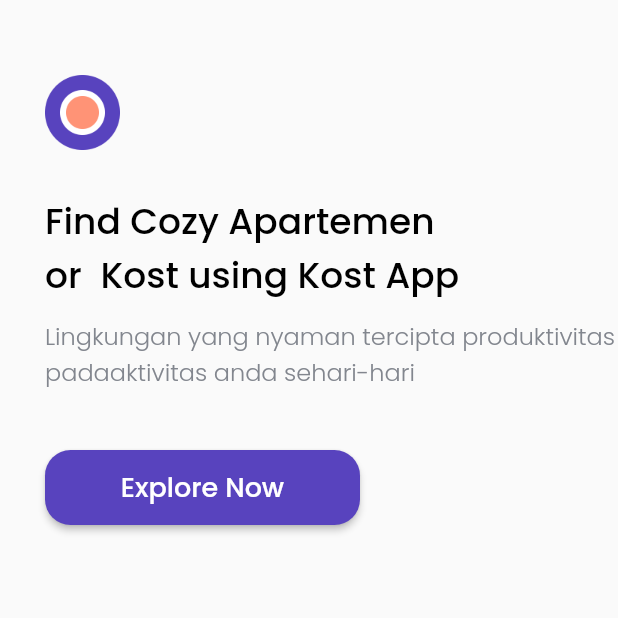
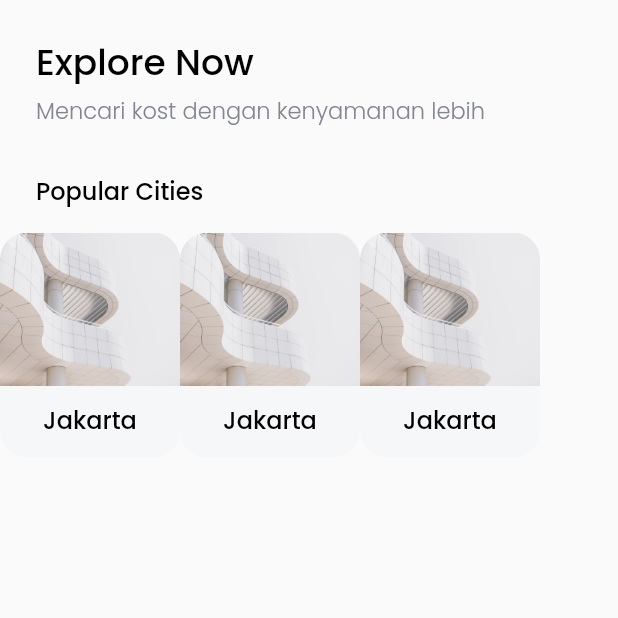
Before and after one commit to senapahlevi/KostApp, a Flutter app: the screen it shows after launch, after a tap on "Explore Now", on a phone screen of 412 x 824 dp, the top half of it. Run offline on Flutter 3.47's test engine with Material 2 defaults, Android fonts, the phone set to English and light mode, and no system bars; our stand-ins replace google_fonts.

Commit message:
Add Homepage and navigator

```diff
--- /dev/null
+++ b/lib/pages/homepagekost.dart
@@ -0,0 +1,73 @@
+import 'package:flutter/material.dart';
+import 'package:kostapp/themekost.dart';
+import 'package:kostapp/widgets/city_cardkost.dart';
+
+class HomePageKost extends StatelessWidget {
+  // const HomePageKost({ Key? key }) : super(key: key);
+
+  @override
+  Widget build(BuildContext context) {
+    return Scaffold(
+      body: SafeArea(
+        child: Padding(
+          padding: EdgeInsets.symmetric(
+            vertical: edge,
+          ),
+          child: ListView(
+            children: [
+              Padding(
+                padding: EdgeInsets.only(left: edge),
+                child: Text(
+                  "Explore Now",
+                  style: blackTextStyle.copyWith(
+                    fontSize: 24,
+                  ),
+                ),
+              ),
+              SizedBox(
+                height: 2,
+              ),
+              Padding(
+                padding: EdgeInsets.only(left: edge),
+                child: Text(
+                  "Mencari kost dengan kenyamanan lebih",
+                  style: greyTextStyle.copyWith(
+                    fontSize: 15,
+                  ),
+                ),
+              ),
+              SizedBox(
+                height: 30,
+              ),
+              Padding(
+                padding: EdgeInsets.only(
+                  left: edge,
+                ),
+                child: Text(
+                  "Popular Cities",
+                  style: regularTextStyle.copyWith(
+                    fontSize: 16,
+                  ),
+                ),
+              ),
+              SizedBox(
+                height: 16,
+              ),
+              Container(
+                height: 150,
+                child: ListView(
+                  scrollDirection: Axis.horizontal,
+                  children: [
+                    CityCardKost(),
+                    CityCardKost(),
+                    CityCardKost(),
+                  ],
+                ),
+              ),
+            ],
+          ),
+        ),
+      ),
+    );
+  }
+}
--- a/lib/pages/splashkost.dart
+++ b/lib/pages/splashkost.dart
@@ -1,4 +1,5 @@
 import 'package:flutter/material.dart';
+import 'package:kostapp/pages/homepagekost.dart';
 import 'package:kostapp/themekost.dart';
 
 class SplashKostapp extends StatelessWidget {
@@ -8,7 +9,13 @@ class SplashKostapp extends StatelessWidget {
   Widget build(BuildContext context) {
     return Scaffold(
       body: SafeArea(
-        child: Padding(
+        child: Stack(
+          children: [
+            Align(
+              alignment: Alignment.bottomCenter,
+              child: Image.asset('assets/pic/bottomimage.png'),
+            ),
+            Padding(
               padding: EdgeInsets.only(
                 top: 50,
                 left: 30,
@@ -38,7 +45,7 @@ class SplashKostapp extends StatelessWidget {
                     height: 10,
                   ),
                   Text(
-                'Lingkungan yang nyaman tercipta produktivitas \npadaaktivitas anda sehari-hari',
+                    ' Lingkungan yang nyaman\n tercipta produktivitas \n pada aktivitas anda\n sehari-hari',
                     style: greyTextStyle.copyWith(
                       fontSize: 16,
                     ),
@@ -56,7 +63,14 @@ class SplashKostapp extends StatelessWidget {
                           borderRadius: BorderRadius.circular(17.0),
                         ),
                       ),
-                  onPressed: () {},
+                      onPressed: () {
+                        Navigator.push(
+                          context,
+                          MaterialPageRoute(
+                            builder: (context) => HomePageKost(),
+                          ),
+                        );
+                      },
                       child: Text(
                         "Explore Now",
                         style: whiteTextStyle.copyWith(
@@ -68,6 +82,8 @@ class SplashKostapp extends StatelessWidget {
                 ],
               ),
             ),
+          ],
+        ),
       ),
     );
   }
--- a/lib/themekost.dart
+++ b/lib/themekost.dart
@@ -7,6 +7,7 @@ Color blackColor = Colors.black;
 Color whiteColor = Color(0xffFFFFFF);
 Color greyColor = Color(0xff82868E);
 
+double edge = 24;
 TextStyle blackTextStyle = GoogleFonts.poppins(
   fontWeight: FontWeight.w500,
   color: blackColor,
@@ -26,3 +27,8 @@ TextStyle purpleTextStyle = GoogleFonts.poppins(
   fontWeight: FontWeight.w500,
   color: purpleColor,
 );
+
+TextStyle regularTextStyle = GoogleFonts.poppins(
+  fontWeight: FontWeight.w500,
+  color: blackColor,
+);
--- /dev/null
+++ b/lib/widgets/city_cardkost.dart
@@ -0,0 +1,37 @@
+import 'package:flutter/material.dart';
+import 'package:kostapp/themekost.dart';
+
+class CityCardKost extends StatelessWidget {
+  //const CityCardKost({ Key? key }) : super(key: key);
+
+  @override
+  Widget build(BuildContext context) {
+    return ClipRRect(
+      borderRadius: BorderRadius.circular(18),
+      child: Container(
+        height: 150,
+        width: 120,
+        color: Color(0xffF6F7F8),
+        child: Column(
+          children: [
+            Image.asset(
+              "assets/pic/jkt.png",
+              width: 120,
+              height: 102,
+              fit: BoxFit.cover,
+            ),
+            SizedBox(
+              height: 11,
+            ),
+            Text(
+              "Jakarta",
+              style: blackTextStyle.copyWith(
+                fontSize: 16,
+              ),
+            )
+          ],
+        ),
+      ),
+    );
+  }
+}
--- a/pubspec.yaml
+++ b/pubspec.yaml
@@ -72,6 +72,7 @@ flutter:
       - assets/pic/profile.png
       - assets/pic/roemah.png
       - assets/pic/sby.png
+      - assets/pic/bottomimage.png
 
   # An image asset can refer to one or more resolution-specific "variants", see
   # https://flutter.dev/assets-and-images/#resolution-aware.
```
Also changed, not shown: assets/pic/bottomimage.png (added). Lines whose indentation alone changed are shown as unchanged.
